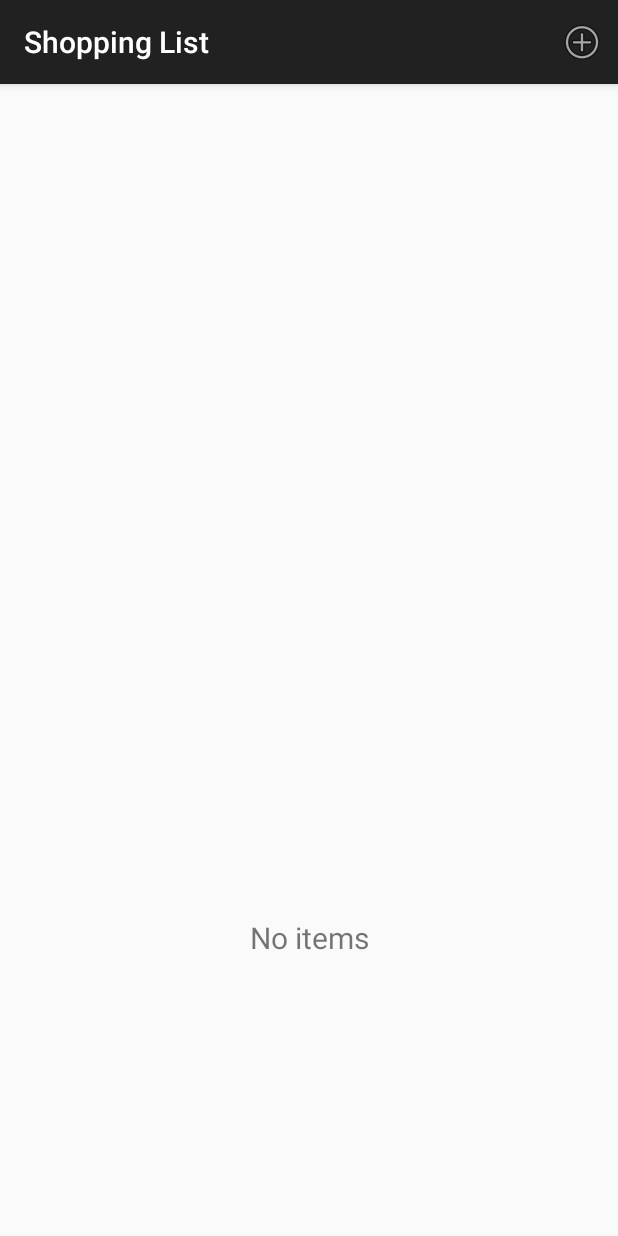
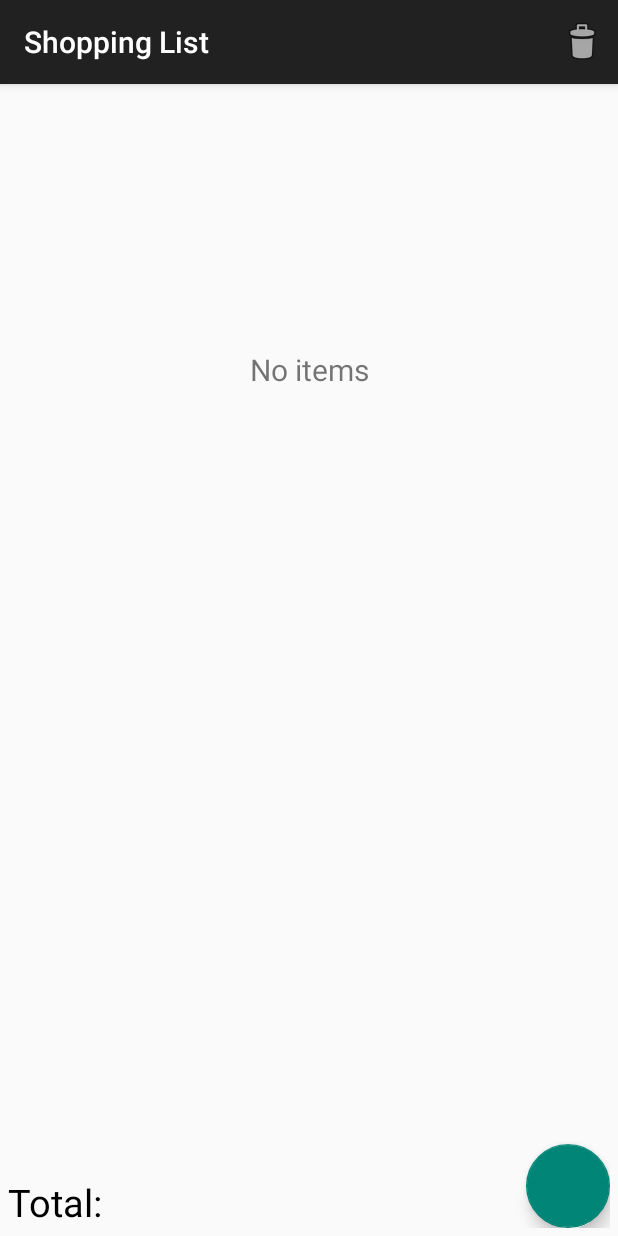
Before and after one commit to Magisus/shopping-list-android, an Android app: the screen it shows after launch (MainActivity), on a phone screen of 412 x 824 dp. Run offline under Robolectric (Android 15) with nearby library versions, the phone set to English and light mode, and no system bars; libraries missing offline, so code that uses them is left out: com.getbase.floatingactionbutton; plain views replace FloatingActionButton; 3 statements that could not run were skipped.

Commit message:
Adding deletion

```diff
--- a/app/src/main/java/hu/ait/android/maggie/shoppinglist/MainActivity.java
+++ b/app/src/main/java/hu/ait/android/maggie/shoppinglist/MainActivity.java
@@ -31,7 +31,6 @@
 
     private ListView itemList;
     private ItemAdapter adapter;
-    private TextView emptyText;
 
     @Override
     protected void onCreate(Bundle savedInstanceState) {
@@ -44,10 +43,8 @@
         adapter = new ItemAdapter(this, items);
         itemList.setAdapter(adapter);
 
-        emptyText = (TextView) findViewById(R.id.noItemsText);
-        if(itemList.getAdapter().getCount() == 0){
-            emptyText.setVisibility(View.VISIBLE);
-        }
+        TextView emptyText = (TextView) findViewById(R.id.noItemsText);
+        itemList.setEmptyView(emptyText);
 
         registerForContextMenu(itemList);
 
@@ -76,9 +73,7 @@
 
             adapter.removeItem(info.position);
             adapter.notifyDataSetChanged();
-            if (adapter.getCount() == 0) {
-                emptyText.setVisibility(View.VISIBLE);
-            }
+
         } else if (item.getItemId() == CONTEXT_ACTION_EDIT){
             AdapterView.AdapterContextMenuInfo info = (AdapterView.AdapterContextMenuInfo) item.getMenuInfo();
             Item selectedItem = (Item) adapter.getItem(info.position);
@@ -100,6 +95,32 @@
     }
 
     @Override
+    public boolean onOptionsItemSelected(MenuItem item) {
+        // Handle action bar item clicks here. The action bar will
+        // automatically handle clicks on the Home/Up button, so long
+        // as you specify a parent activity in AndroidManifest.xml.
+        int id = item.getItemId();
+
+        //noinspection SimplifiableIfStatement
+        if (id == R.id.action_remove_all) {
+            Item.deleteAll(Item.class);
+            adapter.removeAll();
+            adapter.notifyDataSetChanged();
+        } else if (id == R.id.action_remove_purchased){
+            for(int i = 0; i < adapter.getCount(); i++){
+                Item currentItem = adapter.getItem(i);
+                if(currentItem.isPurchased()){
+                    adapter.removeItem(i);
+                    currentItem.delete();
+                }
+            }
+            adapter.notifyDataSetChanged();
+        }
+
+        return super.onOptionsItemSelected(item);
+    }
+
+    @Override
     protected void onActivityResult(int requestCode, int resultCode, Intent data) {
         if(requestCode == REQUEST_CREATE && resultCode == RESULT_OK){
             Item item = (Item) data.getSerializableExtra
@@ -107,7 +128,6 @@
             item.save();
             ((ItemAdapter) itemList.getAdapter()).addItem(item);
             ((ItemAdapter) itemList.getAdapter()).notifyDataSetChanged();
-            emptyText.setVisibility(View.GONE);
             Toast.makeText(this, getString(R.string.item_added_alert), Toast.LENGTH_LONG);
         } else if (requestCode == REQUEST_EDIT && resultCode == RESULT_OK) {
             int index = data.getIntExtra(CreateItemActivity.KEY_EDIT_ID, -1);
@@ -125,19 +145,4 @@
         }
         super.onActivityResult(requestCode, resultCode, data);
     }
-
-    @Override
-    public boolean onOptionsItemSelected(MenuItem item) {
-        // Handle action bar item clicks here. The action bar will
-        // automatically handle clicks on the Home/Up button, so long
-        // as you specify a parent activity in AndroidManifest.xml.
-        int id = item.getItemId();
-
-        //noinspection SimplifiableIfStatement
-        if (id == R.id.action_new) {
-            startActivityForResult(new Intent(this, CreateItemActivity.class), REQUEST_CREATE);
-        }
-
-        return super.onOptionsItemSelected(item);
-    }
 }
--- a/app/src/main/java/hu/ait/android/maggie/shoppinglist/data/Item.java
+++ b/app/src/main/java/hu/ait/android/maggie/shoppinglist/data/Item.java
@@ -60,8 +60,8 @@
 
     }
 
-    public void togglePurchased() {
-        purchased = !purchased;
+    public void setPurchased(boolean value) {
+        purchased = value;
     }
 
     public void setQuantity(int quantity) {
--- a/app/src/main/res/layout/activity_main.xml
+++ b/app/src/main/res/layout/activity_main.xml
@@ -19,7 +19,7 @@
         <TextView
             android:id="@+id/noItemsText"
             android:layout_width="match_parent"
-            android:layout_height="match_parent"
+            android:layout_height="370dp"
             android:gravity="center"
             android:text="@string/empty_placeholder"
             android:textSize="20sp"
--- a/app/src/main/res/menu/menu_main.xml
+++ b/app/src/main/res/menu/menu_main.xml
@@ -2,10 +2,25 @@
       xmlns:compat="http://schemas.android.com/apk/res-auto"
       xmlns:tools="http://schemas.android.com/tools"
       tools:context=".MainActivity">
+
     <item
-        android:id="@+id/action_new"
-        android:title="@string/action_new_item"
+        android:id="@+id/remove_actions"
+        android:title="@string/delete_menu"
         android:orderInCategory="100"
         compat:showAsAction="always"
-        android:icon="@android:drawable/ic_menu_add"/>
+        android:icon="@android:drawable/ic_menu_delete">
+        <menu>
+            <item
+                android:id="@+id/action_remove_all"
+                android:title="Remove all"
+                android:orderInCategory="100"
+                compat:showAsAction="always"/>
+
+            <item
+                android:id="@+id/action_remove_purchased"
+                android:title="Remove purchased"
+                android:orderInCategory="101"
+                compat:showAsAction="always"/>
+        </menu>
+    </item>
 </menu>
--- a/app/src/main/res/values/strings.xml
+++ b/app/src/main/res/values/strings.xml
@@ -13,4 +13,5 @@
     <string name="item_added_alert">Item added to list!</string>
     <string name="canceled_alert">Cancelled</string>
     <string name="title_activity_splash">SplashActivity</string>
+    <string name="delete_menu">Delete</string>
 </resources>
```
Also changed, not shown: app/src/main/java/hu/ait/android/maggie/shoppinglist/adapter/ItemAdapter.java (+15 -1 lines), app/src/main/res/layout/list_row.xml (+5 -2 lines).
